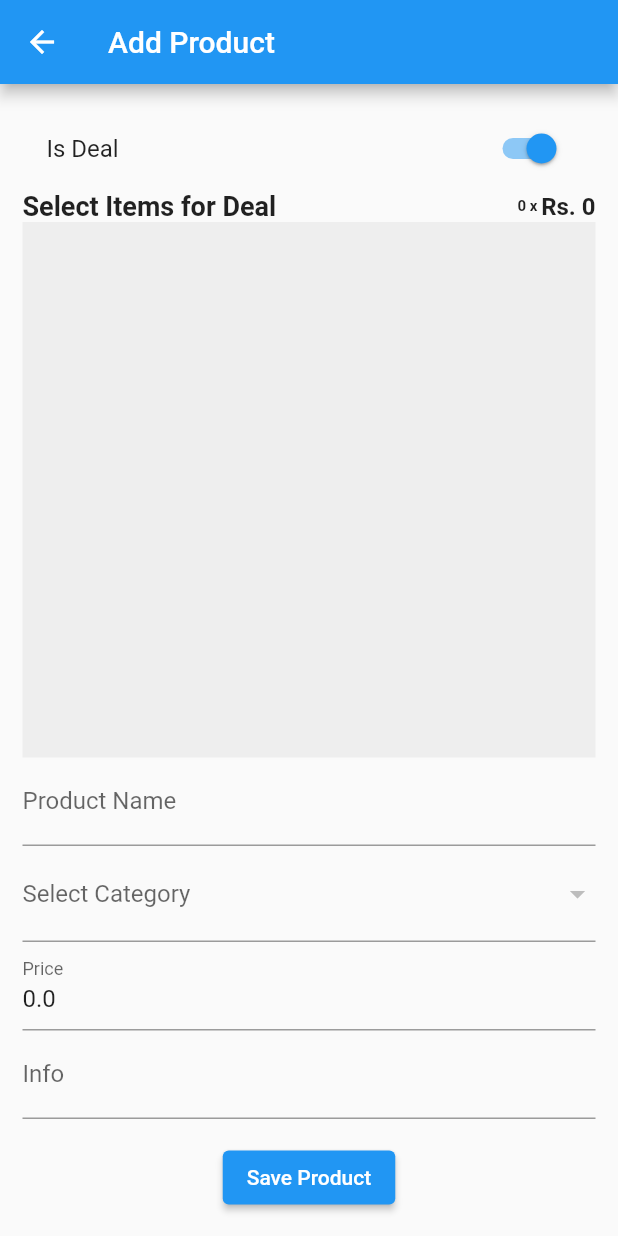
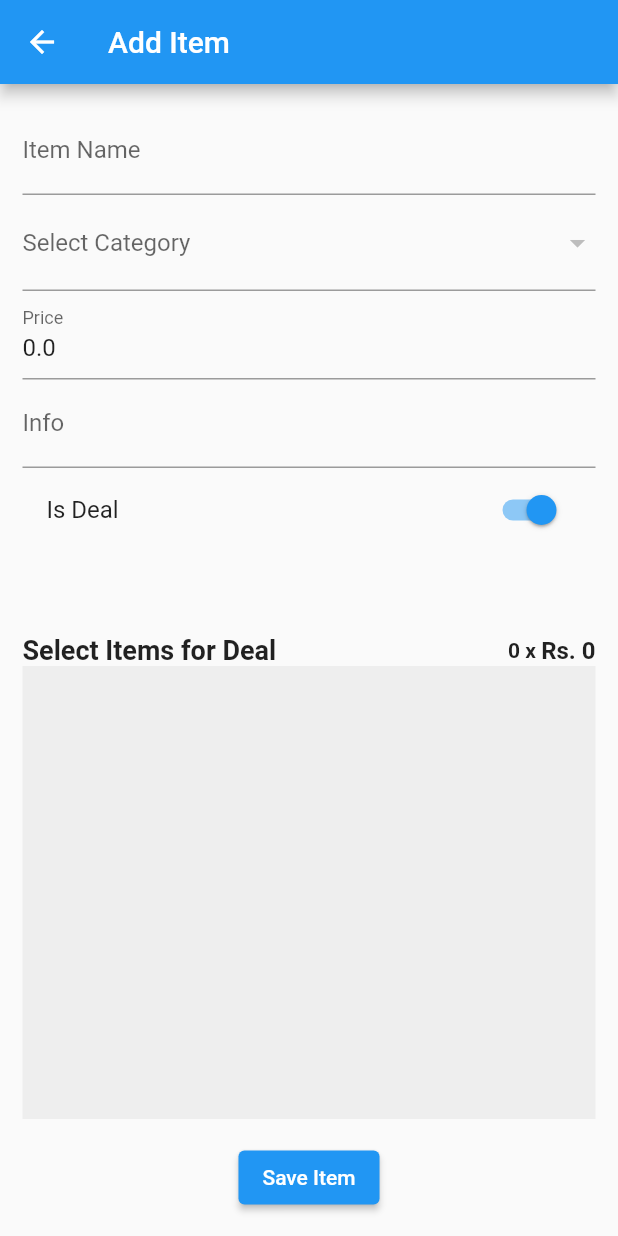
Before and after one commit to musamaishtiaq/king_burger_app, a Flutter app: the AddProductScreen screen opened directly with empty values, after a tap on "Is Deal", on a phone screen of 412 x 824 dp. Run offline on Flutter 3.47's test engine with Material 2 defaults, Android fonts, the phone set to English and light mode, and no system bars; our stand-ins replace shared_preferences, sqflite; accounts and stored records are empty.

Commit message:
Bug fixing and completed the basic functionality.

```diff
--- a/lib/screens/addProductScreen.dart
+++ b/lib/screens/addProductScreen.dart
@@ -1,6 +1,6 @@
 import 'package:flutter/material.dart';
-import 'package:king_burger_app/models/category.dart';
 
+import '../models/category.dart';
 import '../models/product.dart';
 import '../widgets/dbHelper.dart';
 
@@ -15,20 +15,22 @@ class AddProductScreen extends StatefulWidget {
 }
 
 class _AddProductScreenState extends State<AddProductScreen> {
-  DbHelper _dbHelper = DbHelper();
+  final DbHelper _dbHelper = DbHelper();
   final _formKey = GlobalKey<FormState>();
-  final _nameFocusNode = FocusNode();
-  final _priceFocusNode = FocusNode();
-  final _infoFocusNode = FocusNode();
+
   double totalPrice = 0.0;
   String _name = '';
   double _price = 0.0;
   String _info = '';
   bool _isDeal = false;
-  List<Product> _nonDealProducts = [];
-  List<int>? _selectedProductsId = [];
-  List<Category> _categories = []; // from DB (id, name)
-  int? _selectedCategoryId;
+
+  List<Product> _allNonDealProducts = [];    // all products
+  List<Product> _filteredProducts = [];      // products filtered by category
+  List<int> _selectedProductsId = [];
+
+  List<Category> _categories = [];
+  int? _selectedCategoryId;                  // for product itself
+  int? _selectedDealCategoryId;              // for filtering deals
 
   @override
   void initState() {
@@ -39,45 +41,49 @@ class _AddProductScreenState extends State<AddProductScreen> {
       _info = widget.product!.info;
       _isDeal = widget.product!.isDeal;
       if (_isDeal && widget.product!.productList != null) {
-        _selectedProductsId?.addAll(widget.product!.productList!);
+        _selectedProductsId.addAll(widget.product!.productList!);
       }
     }
-    if (_isDeal) {
-      _fetchNonDealProducts();
-    }
     _fetchCategories();
+    if (_isDeal) _fetchNonDealProducts();
   }
 
   Future<void> _fetchCategories() async {
-    final categories = await _dbHelper.getCategories(); // return List<Map>
+    final cats = await _dbHelper.getCategories();
     setState(() {
-      _categories = categories;
-    });
-
+      _categories = cats.reversed.toList();
       if (widget.product != null) {
         _selectedCategoryId = widget.product!.categoryId;
       }
+    });
   }
 
   Future<void> _fetchNonDealProducts() async {
-    _nonDealProducts = await _dbHelper.getNonDealProducts();
-    _nonDealProducts = _nonDealProducts.reversed.toList();
-
-    for (var id in _selectedProductsId!) {
-      final product =
-          _nonDealProducts.firstWhere((product) => product.id == id);
-      if (product != null) _totalPrice(product.price, true);
+    final prods = await _dbHelper.getNonDealProducts();
+    setState(() {
+      _allNonDealProducts = prods.reversed.toList();
+      if (_categories.isNotEmpty) {
+        _selectedDealCategoryId ??= _categories.first.id; // default first category
+        _filterDealProducts();
       }
+      // Precalculate total price if editing
+      for (var id in _selectedProductsId) {
+        final p = _allNonDealProducts.firstWhere((e) => e.id == id, orElse: () => Product(categoryId: 0, name: '', price: 0, info: ''));
+        if (p.id != null) totalPrice += p.price;
+      }
+    });
   }
 
-  Future<void> _totalPrice(double price, bool isAdded) async {
+  void _filterDealProducts() {
     setState(() {
-      if (isAdded) {
-        totalPrice += price;
-      } else {
-        totalPrice -= price;
+      _filteredProducts = _allNonDealProducts
+          .where((p) => p.categoryId == _selectedDealCategoryId)
+          .toList();
+    });
   }
-    });
+
+  void _updateTotal(double price, bool add) {
+    setState(() => totalPrice += add ? price : -price);
   }
 
   Future<void> _saveForm() async {
@@ -93,12 +99,8 @@ class _AddProductScreenState extends State<AddProductScreen> {
         productList: _isDeal ? _selectedProductsId : null,
       );
       if (widget.product == null) {
-        print("-----Add Product-----");
-        print(product.toString());
         await _dbHelper.insertProduct(product);
       } else {
-        print("-----Update Product-----");
-        print(product.toString());
         await _dbHelper.updateProduct(product);
       }
       widget.onSave();
@@ -109,167 +111,155 @@ class _AddProductScreenState extends State<AddProductScreen> {
   @override
   Widget build(BuildContext context) {
     return Scaffold(
-      appBar: AppBar(
-        title: Text(widget.product == null ? 'Add Product' : 'Edit Product'),
-      ),
+      appBar: AppBar(title: Text(widget.product == null ? 'Add Item' : 'Edit Item')),
       body: Form(
         key: _formKey,
         child: Padding(
           padding: const EdgeInsets.all(15.0),
           child: Column(
             children: [
+              TextFormField(
+                initialValue: _name,
+                decoration: const InputDecoration(labelText: 'Item Name'),
+                validator: (v) => v == null || v.isEmpty ? 'Enter item name' : null,
+                onSaved: (v) => _name = v!,
+              ),
+              DropdownButtonFormField<int>(
+                value: _selectedCategoryId,
+                items: _categories
+                    .map((cat) => DropdownMenuItem(value: cat.id, child: Text(cat.name)))
+                    .toList(),
+                onChanged: (v) => setState(() => _selectedCategoryId = v),
+                decoration: const InputDecoration(labelText: 'Select Category'),
+                validator: (v) => v == null ? 'Please select category' : null,
+              ),
+              TextFormField(
+                initialValue: _price.toString(),
+                decoration: const InputDecoration(labelText: 'Price'),
+                keyboardType: TextInputType.number,
+                validator: (v) => v == null || v.isEmpty ? 'Enter price' : null,
+                onSaved: (v) => _price = double.parse(v!),
+              ),
+              TextFormField(
+                initialValue: _info,
+                decoration: const InputDecoration(labelText: 'Info'),
+                onSaved: (v) => _info = v ?? '',
+              ),
               SwitchListTile(
                 title: const Text('Is Deal'),
                 value: _isDeal,
                 onChanged: (value) {
                   setState(() {
                     _isDeal = value;
-                    if (value) {
-                      _fetchNonDealProducts();
-                    }
+                    if (value) _fetchNonDealProducts();
                   });
                 },
               ),
               if (_isDeal) ...[
+                SizedBox(
+                  height: 45,
+                  child: ListView.builder(
+                    scrollDirection: Axis.horizontal,
+                    itemCount: _categories.length,
+                    itemBuilder: (ctx, index) {
+                      final cat = _categories[index];
+                      final isSelected = cat.id == _selectedDealCategoryId;
+                      return GestureDetector(
+                        onTap: () {
+                          setState(() {
+                            _selectedDealCategoryId = cat.id;
+                            _filterDealProducts();
+                          });
+                        },
+                        child: Container(
+                          margin: const EdgeInsets.symmetric(horizontal: 6),
+                          padding: const EdgeInsets.symmetric(horizontal: 12, vertical: 8),
+                          decoration: BoxDecoration(
+                            color: isSelected ? Colors.blue : Colors.grey[300],
+                            borderRadius: BorderRadius.circular(20),
+                          ),
+                          child: Center(
+                            child: Text(cat.name,
+                                style: TextStyle(
+                                  color: isSelected ? Colors.white : Colors.black,
+                                  fontWeight: FontWeight.bold,
+                                )),
+                          ),
+                        ),
+                      );
+                    },
+                  ),
+                ),
+                const SizedBox(height: 10),
+
                 Row(
                   mainAxisAlignment: MainAxisAlignment.spaceBetween,
                   children: [
                     const Text(
                       'Select Items for Deal',
-                        style: TextStyle(
-                            fontSize: 18, fontWeight: FontWeight.bold),
+                      style: TextStyle(fontSize: 18, fontWeight: FontWeight.bold),
                     ),
                     Row(
                       children: [
-                          Text(
-                            '${_selectedProductsId!.length} x ',
-                            style: const TextStyle(
-                                fontSize: 10, fontWeight: FontWeight.bold),
-                          ),
-                          Text(
-                            'Rs. ${totalPrice.toStringAsFixed(0)}',
-                            style: const TextStyle(
-                                fontSize: 16, fontWeight: FontWeight.bold),
+                        Text('${_selectedProductsId.length} x ',
+                            style: const TextStyle(fontWeight: FontWeight.bold)),
+                        Text('Rs. ${totalPrice.toStringAsFixed(0)}',
+                            style: const TextStyle(fontSize: 16, fontWeight: FontWeight.bold)),
+                      ],
                     ),
                   ],
                 ),
-                    ]),
+
                 Expanded(
                   child: Container(
                     color: Colors.grey[200],
                     child: ListView.builder(
-                        itemCount: _nonDealProducts.length,
-                        itemBuilder: (context, index) {
-                          final product = _nonDealProducts[index];
-                          final existingProduct = _selectedProductsId!
+                      itemCount: _filteredProducts.length,
+                      itemBuilder: (ctx, index) {
+                        final product = _filteredProducts[index];
+                        final count = _selectedProductsId
                             .where((id) => id == product.id)
                             .length;
 
                         return ListTile(
                           title: Text(product.name),
-                            subtitle:
-                                Text(product.price.toStringAsFixed(0)),
+                          subtitle: Text('Rs. ${product.price.toStringAsFixed(0)}'),
                           trailing: Row(
                             mainAxisSize: MainAxisSize.min,
                             children: [
                               IconButton(
                                 icon: const Icon(Icons.remove),
-                                  onPressed: () {
+                                onPressed: count > 0
+                                    ? () {
                                         setState(() {
-                                      if (_selectedProductsId != null &&
-                                          existingProduct > 0) {
-                                        _totalPrice(product.price, false);
-                                        _selectedProductsId!.remove(product.id);
+                                          _selectedProductsId.remove(product.id);
+                                          _updateTotal(product.price, false);
+                                        });
                                       }
-                                    });
-                                  },
+                                    : null,
                               ),
-                                Text(existingProduct.toString() ?? '0'),
+                              Text('$count'),
                               IconButton(
                                 icon: const Icon(Icons.add),
                                 onPressed: () {
                                   setState(() {
-                                      _totalPrice(product.price, true);
-                                      _selectedProductsId!.add(product.id!);
+                                    _selectedProductsId.add(product.id!);
+                                    _updateTotal(product.price, true);
                                   });
                                 },
                               ),
                             ],
                           ),
                         );
-                        }),
+                      },
+                    ),
                   ),
                 ),
               ],
-              TextFormField(
-                focusNode: _nameFocusNode,
-                initialValue: _name,
-                decoration: const InputDecoration(labelText: 'Product Name'),
-                textInputAction: TextInputAction.next,
-                validator: (value) {
-                  if (value == null || value.isEmpty) {
-                    return 'Please enter a product name';
-                  }
-                  return null;
-                },
-                onSaved: (value) {
-                  _name = value!;
-                },
-              ),
-              DropdownButtonFormField<int>(
-                value: _selectedCategoryId,
-                items: _categories.map((cat) {
-                  return DropdownMenuItem<int>(
-                    value: cat.id as int,
-                    child: Text(cat.name),
-                  );
-                }).toList(),
-                onChanged: (value) {
-                  setState(() {
-                    _selectedCategoryId = value;
-                  });
-                },
-                decoration: const InputDecoration(labelText: 'Select Category'),
-                validator: (value) {
-                  if (value == null) {
-                    return 'Please select a category';
-                  }
-                  return null;
-                },
-                onSaved: (value) {
-                  _selectedCategoryId = value;
-                },
-              ),
-              TextFormField(
-                focusNode: _priceFocusNode,
-                initialValue: _price.toString(),
-                decoration: const InputDecoration(labelText: 'Price'),
-                keyboardType: TextInputType.number,
-                textInputAction: TextInputAction.next,
-                validator: (value) {
-                  if (value == null || value.isEmpty) {
-                    return 'Please enter a price';
-                  }
-                  return null;
-                },
-                onSaved: (value) {
-                  _price = double.parse(value!);
-                },
-              ),
-              TextFormField(
-                focusNode: _infoFocusNode,
-                initialValue: _info,
-                decoration: const InputDecoration(labelText: 'Info'),
-                textInputAction: TextInputAction.next,
-                onSaved: (value) {
-                  _info = value!;
-                },
-              ),
               const SizedBox(height: 15),
               ElevatedButton(
                 onPressed: _saveForm,
-                child: Text(
-                    widget.product == null ? 'Save Product' : 'Update Product'),
+                child: Text(widget.product == null ? 'Save Item' : 'Update Item'),
               ),
             ],
           ),
--- a/lib/screens/mainScreen.dart
+++ b/lib/screens/mainScreen.dart
@@ -24,7 +24,6 @@ class _MainScreenState extends State<MainScreen> {
     setState(() {
       _selectedIndex = index;
     });
-    Navigator.of(context).pop(); // Close the drawer
   }
 
   void _openSettings() {
--- a/lib/screens/orderListScreen.dart
+++ b/lib/screens/orderListScreen.dart
@@ -24,7 +24,8 @@ class _OrderListScreenState extends State<OrderListScreen> {
   }
 
   Future<void> _fetchOrders() async {
-    final orders = await _dbHelper.getOrders();
+    _orderItems = [];
+    final orders = await _dbHelper.getShiftOrders();
     for (var order in orders) {
       var orderItems = await _dbHelper.getOrderItems(order.id!);
       _orderItems.addAll(orderItems);
```
Also changed, not shown: lib/screens/addOrderScreen.dart (+5 -3 lines), lib/screens/productListScreen.dart (+3 -34 lines), lib/screens/settingsScreen.dart (+13 -2 lines), lib/widgets/dbHelper.dart (+74 -0 lines). Lines whose indentation alone changed are shown as unchanged.
